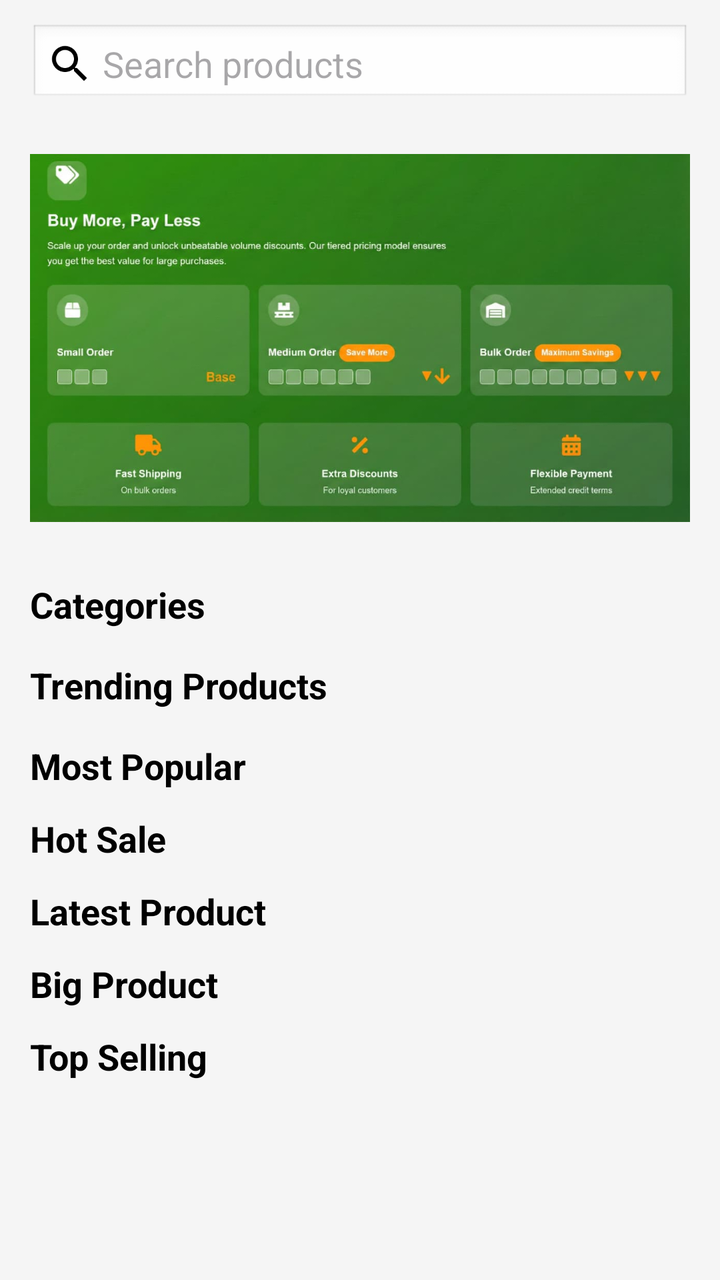
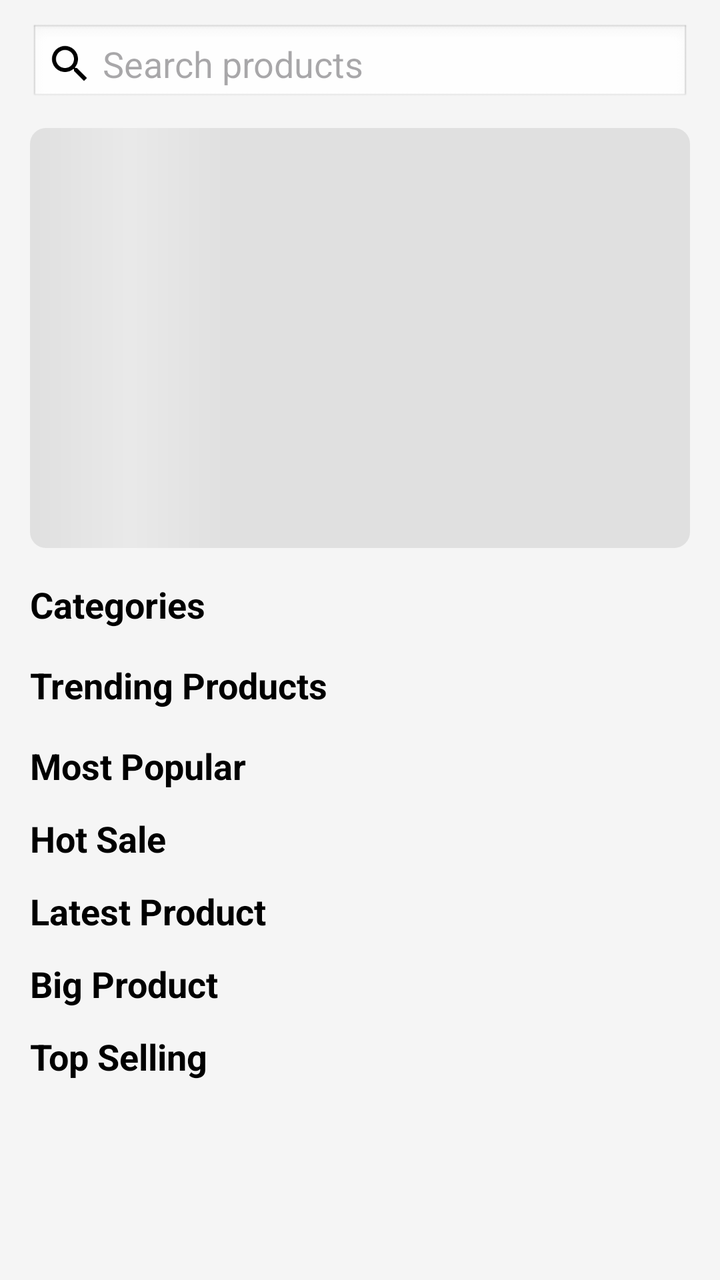

An Android layout rendered at two revisions. The XML below is the earlier revision; the diff shows what the commit changed to produce the second picture.
<!-- AndroidManifest.xml: application theme Theme.BulkAgrochem -->
<!-- res/layout/content_main.xml -->
<?xml version="1.0" encoding="utf-8"?>
<androidx.core.widget.NestedScrollView
    xmlns:android="http://schemas.android.com/apk/res/android"
    xmlns:app="http://schemas.android.com/apk/res-auto"
    xmlns:tools="http://schemas.android.com/tools"
    android:id="@+id/main"
    android:layout_width="match_parent"
    android:layout_height="match_parent"
    android:background="@color/app_background"
    android:fillViewport="true"
    tools:context=".MainActivity"
    tools:showIn="@layout/app_bar_main">

    <LinearLayout
        android:layout_width="match_parent"
        android:layout_height="wrap_content"
        android:orientation="vertical"
        android:paddingLeft="15dp"
        android:paddingRight="15dp">

        <EditText
            android:id="@+id/searchEditText"
            android:layout_width="match_parent"
            android:layout_height="40dp"
            android:layout_marginTop="12dp"
            android:background="@android:drawable/edit_text"
            android:drawableStart="@drawable/ic_search"
            android:hint=" Search products "
            android:imeOptions="actionSearch"
            android:inputType="text"
            android:padding="8dp"
            android:textColor="#000000" />

        <androidx.recyclerview.widget.RecyclerView
            android:id="@+id/rvSearchResults"
            android:layout_width="match_parent"
            android:layout_height="wrap_content"
            android:visibility="gone"
            app:layoutManager="androidx.recyclerview.widget.LinearLayoutManager" />

        

        <ImageView
            android:layout_width="match_parent"
            android:layout_height="210dp"
            android:layout_marginTop="12dp"
            android:contentDescription="Offer Banner"
            android:scaleType="fitCenter"
            android:src="@drawable/banner_one" />


        <TextView
            android:id="@+id/categories_title"
            android:layout_width="wrap_content"
            android:layout_height="wrap_content"
            android:layout_marginTop="16dp"
            android:text="Categories"
            android:textColor="@color/black"
            android:textSize="18sp"
            android:textStyle="bold" />

        <HorizontalScrollView
            android:id="@+id/skeleton_categories"
            android:layout_width="match_parent"
            android:layout_height="wrap_content"
            android:scrollbars="none"
            android:visibility="gone">
            <LinearLayout android:layout_width="wrap_content" android:layout_height="wrap_content" android:orientation="horizontal">
                <include layout="@layout/item_skeleton_category"/>
                <include layout="@layout/item_skeleton_category"/>
                <include layout="@layout/item_skeleton_category"/>
                <include layout="@layout/item_skeleton_category"/>
            </LinearLayout>
        </HorizontalScrollView>

        <androidx.recyclerview.widget.RecyclerView
            android:id="@+id/rvCategories"
            android:layout_width="match_parent"
            android:layout_height="wrap_content"
            android:orientation="horizontal"
            app:layoutManager="androidx.recyclerview.widget.LinearLayoutManager" />


        <TextView
            android:id="@+id/trending_products_title"
            android:layout_width="wrap_content"
            android:layout_height="wrap_content"
            android:layout_marginTop="16dp"
            android:text="Trending Products"
            android:textColor="@color/black"
            android:textSize="18sp"
            android:textStyle="bold" />

        <HorizontalScrollView
            android:id="@+id/skeleton_trending"
            android:layout_width="match_parent"
            android:layout_height="wrap_content"
            android:scrollbars="none"
            android:visibility="gone">
            <LinearLayout android:layout_width="wrap_content" android:layout_height="wrap_content" android:orientation="horizontal">
                <include layout="@layout/item_skeleton_product"/>
                <include layout="@layout/item_skeleton_product"/>
                <include layout="@layout/item_skeleton_product"/>
            </LinearLayout>
        </HorizontalScrollView>

        <androidx.recyclerview.widget.RecyclerView
            android:id="@+id/rvTrending"
            android:layout_width="match_parent"
            android:layout_height="wrap_content"
            android:orientation="horizontal"
            app:layoutManager="androidx.recyclerview.widget.LinearLayoutManager" />


        <TextView
            android:id="@+id/most_popular_title"
            android:layout_width="wrap_content"
            android:layout_height="wrap_content"
            android:layout_marginTop="16dp"
            android:text="Most Popular"
            android:textColor="@color/black"
            android:textSize="18sp"
            android:textStyle="bold" />

        <HorizontalScrollView
            android:id="@+id/skeleton_popular"
            android:layout_width="match_parent"
            android:layout_height="wrap_content"
            android:scrollbars="none"
            android:visibility="gone">
            <LinearLayout android:layout_width="wrap_content" android:layout_height="wrap_content" android:orientation="horizontal">
                <include layout="@layout/item_skeleton_product"/>
                <include layout="@layout/item_skeleton_product"/>
                <include layout="@layout/item_skeleton_product"/>
            </LinearLayout>
        </HorizontalScrollView>

        <androidx.recyclerview.widget.RecyclerView
            android:id="@+id/rvMostPopular"
            android:layout_width="match_parent"
            android:layout_height="wrap_content"
            android:orientation="horizontal"
            app:layoutManager="androidx.recyclerview.widget.LinearLayoutManager" />

        
        <TextView
            android:id="@+id/hot_sale_title"
            android:layout_width="wrap_content"
            android:layout_height="wrap_content"
            android:layout_marginTop="12dp"
            android:text="Hot Sale"
            android:textColor="@color/black"
            android:textSize="18sp"
            android:textStyle="bold" />

        <HorizontalScrollView
            android:id="@+id/skeleton_hotsale"
            android:layout_width="match_parent"
            android:layout_height="wrap_content"
            android:scrollbars="none"
            android:visibility="gone">
            <LinearLayout android:layout_width="wrap_content" android:layout_height="wrap_content" android:orientation="horizontal">
                <include layout="@layout/item_skeleton_product"/>
                <include layout="@layout/item_skeleton_product"/>
                <include layout="@layout/item_skeleton_product"/>
            </LinearLayout>
        </HorizontalScrollView>

        <androidx.recyclerview.widget.RecyclerView
            android:id="@+id/rvHotSale"
            android:layout_width="match_parent"
            android:layout_height="wrap_content"
            android:orientation="horizontal"
            app:layoutManager="androidx.recyclerview.widget.LinearLayoutManager" />

        
        <TextView
            android:id="@+id/txtLatestProduct"
            android:layout_width="wrap_content"
            android:layout_height="wrap_content"
            android:text="Latest Product"
            android:textSize="18sp"
            android:textStyle="bold"
            android:layout_marginTop="12dp"
            android:textColor="@color/black" />

        <HorizontalScrollView
            android:id="@+id/skeleton_latest"
            android:layout_width="match_parent"
            android:layout_height="wrap_content"
            android:scrollbars="none"
            android:visibility="gone">
            <LinearLayout android:layout_width="wrap_content" android:layout_height="wrap_content" android:orientation="horizontal">
                <include layout="@layout/item_skeleton_product"/>
                <include layout="@layout/item_skeleton_product"/>
                <include layout="@layout/item_skeleton_product"/>
            </LinearLayout>
        </HorizontalScrollView>

        <androidx.recyclerview.widget.RecyclerView
            android:id="@+id/rvLatestProduct"
            android:layout_width="match_parent"
            android:layout_height="wrap_content"
            android:orientation="horizontal"
            app:layoutManager="androidx.recyclerview.widget.LinearLayoutManager" />

        
        <TextView
            android:id="@+id/txtBigProduct"
            android:layout_width="wrap_content"
            android:layout_height="wrap_content"
            android:text="Big Product"
            android:textSize="18sp"
            android:textStyle="bold"
            android:layout_marginTop="12dp"
            android:textColor="@color/black" />

        <HorizontalScrollView
            android:id="@+id/skeleton_big"
            android:layout_width="match_parent"
            android:layout_height="wrap_content"
            android:scrollbars="none"
            android:visibility="gone">
            <LinearLayout android:layout_width="wrap_content" android:layout_height="wrap_content" android:orientation="horizontal">
                <include layout="@layout/item_skeleton_product"/>
                <include layout="@layout/item_skeleton_product"/>
                <include layout="@layout/item_skeleton_product"/>
            </LinearLayout>
        </HorizontalScrollView>

        <androidx.recyclerview.widget.RecyclerView
            android:id="@+id/rvBigProduct"
            android:layout_width="match_parent"
            android:layout_height="wrap_content"
            android:orientation="horizontal"
            app:layoutManager="androidx.recyclerview.widget.LinearLayoutManager" />

        
        <TextView
            android:id="@+id/txtTopSelling"
            android:layout_width="wrap_content"
            android:layout_height="wrap_content"
            android:text="Top Selling"
            android:textSize="18sp"
            android:textStyle="bold"
            android:layout_marginTop="12dp"
            android:textColor="@color/black" />

        <HorizontalScrollView
            android:id="@+id/skeleton_topselling"
            android:layout_width="match_parent"
            android:layout_height="wrap_content"
            android:scrollbars="none"
            android:visibility="gone">
            <LinearLayout android:layout_width="wrap_content" android:layout_height="wrap_content" android:orientation="horizontal">
                <include layout="@layout/item_skeleton_product"/>
                <include layout="@layout/item_skeleton_product"/>
                <include layout="@layout/item_skeleton_product"/>
            </LinearLayout>
        </HorizontalScrollView>

        
        <androidx.recyclerview.widget.RecyclerView
            android:id="@+id/rvTopSelling"
            android:layout_width="match_parent"
            android:layout_height="wrap_content"
            android:orientation="horizontal"
            app:layoutManager="androidx.recyclerview.widget.LinearLayoutManager" />

    </LinearLayout>

</androidx.core.widget.NestedScrollView>
<!-- res/layout/app_bar_main.xml (included above) -->
<?xml version="1.0" encoding="utf-8"?>
<androidx.coordinatorlayout.widget.CoordinatorLayout xmlns:android="http://schemas.android.com/apk/res/android"
    xmlns:app="http://schemas.android.com/apk/res-auto"
    xmlns:tools="http://schemas.android.com/tools"
    android:layout_width="match_parent"
    android:layout_height="match_parent"
    tools:context=".MainActivity">

    <include layout="@layout/content_main" />

    <com.google.android.material.floatingactionbutton.FloatingActionButton
        android:id="@+id/fabWhatsapp"
        android:layout_width="wrap_content"
        android:layout_height="wrap_content"
        android:layout_gravity="bottom|end"
        android:layout_marginEnd="16dp"
        android:layout_marginBottom="16dp"
        android:backgroundTint="#1EB312"
        app:maxImageSize="32dp"
        app:tint="@color/white"
        app:srcCompat="@drawable/ic_whatsapp" />

    <com.google.android.material.floatingactionbutton.FloatingActionButton
        android:id="@+id/Go_up"
        android:layout_width="wrap_content"
        android:layout_height="wrap_content"
        android:layout_gravity="bottom|end"
        android:layout_marginEnd="16dp"
        android:layout_marginBottom="76dp"
        android:backgroundTint="#009BB3"
        app:maxImageSize="40dp"
        app:tint="@color/white"
        app:srcCompat="@drawable/up_arrow_floation_btn_img" />

</androidx.coordinatorlayout.widget.CoordinatorLayout>
<!-- res/layout/item_skeleton_category.xml (included above) -->
<?xml version="1.0" encoding="utf-8"?>
<LinearLayout xmlns:android="http://schemas.android.com/apk/res/android"
    android:layout_width="wrap_content"
    android:layout_height="wrap_content"
    android:orientation="vertical"
    android:padding="8dp"
    android:gravity="center">

    <View
        android:layout_width="80dp"
        android:layout_height="80dp"
        android:background="@drawable/bg_skeleton" />

    <View
        android:layout_width="60dp"
        android:layout_height="12dp"
        android:layout_marginTop="8dp"
        android:background="@drawable/bg_skeleton" />

</LinearLayout>
<!-- res/layout/item_skeleton_product.xml (included above) -->
<?xml version="1.0" encoding="utf-8"?>
<androidx.cardview.widget.CardView xmlns:android="http://schemas.android.com/apk/res/android"
    xmlns:app="http://schemas.android.com/apk/res-auto"
    android:layout_width="150dp"
    android:layout_height="200dp"
    android:layout_margin="8dp"
    app:cardCornerRadius="8dp"
    app:cardElevation="2dp">

    <LinearLayout
        android:layout_width="match_parent"
        android:layout_height="match_parent"
        android:orientation="vertical"
        android:padding="8dp">

        <View
            android:layout_width="match_parent"
            android:layout_height="120dp"
            android:background="@drawable/bg_skeleton" />

        <View
            android:layout_width="match_parent"
            android:layout_height="16dp"
            android:layout_marginTop="8dp"
            android:background="@drawable/bg_skeleton" />

        <View
            android:layout_width="80dp"
            android:layout_height="14dp"
            android:layout_marginTop="4dp"
            android:background="@drawable/bg_skeleton" />

    </LinearLayout>
</androidx.cardview.widget.CardView>
<!-- resources referenced by this layout -->
<resources>
  <color name="app_background">#F5F5F5</color>
  <color name="black">#FF000000</color>
  <color name="white">#FFFFFFFF</color>
  <!-- drawable banner_one: jpeg bitmap (drawable, 45396 bytes) -->
  <!-- drawable bg_skeleton (drawable) -->
  <?xml version="1.0" encoding="utf-8"?>
  <shape xmlns:android="http://schemas.android.com/apk/res/android">
      <solid android:color="#E0E0E0" />
      <corners android:radius="4dp" />
  </shape>
  <!-- drawable ic_search (drawable) -->
  <vector xmlns:android="http://schemas.android.com/apk/res/android" 
      android:height="24dp" 
      android:tint="#000000" 
      android:viewportHeight="24" 
      android:viewportWidth="24" 
      android:width="24dp">
        
      <path android:fillColor="@android:color/white" 
            android:pathData="M15.5,14h-0.79l-0.28,-0.27C15.41,12.59 16,11.11 16,9.5 16,5.91 13.09,3 9.5,3S3,5.91 3,9.5 5.91,16 9.5,16c1.61,0 3.09,-0.59 4.23,-1.57l0.27,0.28v0.79l5,4.99L20.49,19l-4.99,-5zM9.5,14C7.01,14 5,11.99 5,9.5S7.01,5 9.5,5 14,7.01 14,9.5 11.99,14 9.5,14z"/>
      
  </vector>
  <!-- drawable up_arrow_floation_btn_img (drawable) -->
  <vector xmlns:android="http://schemas.android.com/apk/res/android"
      android:width="24dp"
      android:height="24dp"
      android:viewportWidth="24"
      android:viewportHeight="24"
      android:tint="@color/white">
      <path
          android:fillColor="@android:color/white"
          android:pathData="M4,12l1.41,1.41L11,7.83V20h2V7.83l5.58,5.59L20,12l-8,-8L4,12z" />
  </vector>
  <style name="Theme.BulkAgrochem" parent="Base.Theme.BulkAgrochem" />
  <style name="Base.Theme.BulkAgrochem" parent="Theme.Material3.DayNight.NoActionBar">
          
          <item name="colorPrimary">@color/colorPrimary</item>
          <item name="colorPrimaryVariant">@color/colorPrimaryDark</item>
          <item name="colorOnPrimary">@color/colorOnPrimary</item>
  
          <item name="android:windowBackground">@android:color/white</item>
          <item name="colorSurface">@android:color/white</item>
  
          
          <item name="android:statusBarColor">@android:color/white</item>
          <item name="android:windowLightStatusBar">true</item>
      </style>
  <color name="colorPrimary">@color/orange_brand</color>
  <color name="colorPrimaryDark">@color/black</color>
  <color name="colorOnPrimary">@color/white</color>
  <color name="orange_brand">#FF6A00</color>
  <!-- unchanged entries left out for length: 1 -->
</resources>

<!-- the commit's change to res/layout/content_main.xml (unified diff, before → after) -->
@@ -39,14 +39,33 @@
             app:layoutManager="androidx.recyclerview.widget.LinearLayoutManager" />
 
         
-
-        <ImageView
+        <FrameLayout
+            android:id="@+id/skeleton_banner"
             android:layout_width="match_parent"
             android:layout_height="210dp"
             android:layout_marginTop="12dp"
-            android:contentDescription="Offer Banner"
-            android:scaleType="fitCenter"
-            android:src="@drawable/banner_one" />
+            android:clipChildren="false"
+            android:clipToPadding="false"
+            android:visibility="visible">
+
+            <View
+                android:layout_width="match_parent"
+                android:layout_height="match_parent"
+                android:background="@drawable/banner_shimmer_bg" />
+
+            <View
+                android:layout_width="100dp"
+                android:layout_height="match_parent"
+                android:background="@drawable/shimmer_gradient" />
+        </FrameLayout>
+
+        
+        <androidx.viewpager2.widget.ViewPager2
+            android:id="@+id/bannerViewPager"
+            android:layout_width="match_parent"
+            android:layout_height="210dp"
+            android:layout_marginTop="12dp"
+            android:visibility="gone" />
 
 
         <TextView
@@ -78,6 +97,7 @@
             android:layout_width="match_parent"
             android:layout_height="wrap_content"
             android:orientation="horizontal"
+            android:visibility="gone"
             app:layoutManager="androidx.recyclerview.widget.LinearLayoutManager" />
 
 
@@ -109,6 +129,7 @@
             android:layout_width="match_parent"
             android:layout_height="wrap_content"
             android:orientation="horizontal"
+            android:visibility="gone"
             app:layoutManager="androidx.recyclerview.widget.LinearLayoutManager" />
 
 
@@ -140,6 +161,7 @@
             android:layout_width="match_parent"
             android:layout_height="wrap_content"
             android:orientation="horizontal"
+            android:visibility="gone"
             app:layoutManager="androidx.recyclerview.widget.LinearLayoutManager" />
 
         
@@ -171,6 +193,7 @@
             android:layout_width="match_parent"
             android:layout_height="wrap_content"
             android:orientation="horizontal"
+            android:visibility="gone"
             app:layoutManager="androidx.recyclerview.widget.LinearLayoutManager" />
 
         
@@ -202,6 +225,7 @@
             android:layout_width="match_parent"
             android:layout_height="wrap_content"
             android:orientation="horizontal"
+            android:visibility="gone"
             app:layoutManager="androidx.recyclerview.widget.LinearLayoutManager" />
 
         
@@ -233,6 +257,7 @@
             android:layout_width="match_parent"
             android:layout_height="wrap_content"
             android:orientation="horizontal"
+            android:visibility="gone"
             app:layoutManager="androidx.recyclerview.widget.LinearLayoutManager" />
 
         
@@ -265,6 +290,7 @@
             android:layout_width="match_parent"
             android:layout_height="wrap_content"
             android:orientation="horizontal"
+            android:visibility="gone"
             app:layoutManager="androidx.recyclerview.widget.LinearLayoutManager" />
 
     </LinearLayout>
<!-- resource entries referenced after the edit -->
@@ -3,7 +3,12 @@
   <color name="app_background">#F5F5F5</color>
   <color name="black">#FF000000</color>
   <color name="white">#FFFFFFFF</color>
-  <!-- drawable banner_one: jpeg bitmap (drawable, 45396 bytes) -->
+  <!-- drawable banner_shimmer_bg (drawable) -->
+  <?xml version="1.0" encoding="utf-8"?>
+  <shape xmlns:android="http://schemas.android.com/apk/res/android">
+      <corners android:radius="8dp" />
+      <solid android:color="#E0E0E0" />
+  </shape>
   <!-- drawable bg_skeleton (drawable) -->
   <?xml version="1.0" encoding="utf-8"?>
   <shape xmlns:android="http://schemas.android.com/apk/res/android">
@@ -22,6 +27,15 @@
             android:pathData="M15.5,14h-0.79l-0.28,-0.27C15.41,12.59 16,11.11 16,9.5 16,5.91 13.09,3 9.5,3S3,5.91 3,9.5 5.91,16 9.5,16c1.61,0 3.09,-0.59 4.23,-1.57l0.27,0.28v0.79l5,4.99L20.49,19l-4.99,-5zM9.5,14C7.01,14 5,11.99 5,9.5S7.01,5 9.5,5 14,7.01 14,9.5 11.99,14 9.5,14z"/>
       
   </vector>
+  <!-- drawable shimmer_gradient (drawable) -->
+  <?xml version="1.0" encoding="utf-8"?>
+  <shape xmlns:android="http://schemas.android.com/apk/res/android">
+      <gradient
+          android:startColor="#00FFFFFF"
+          android:centerColor="#4DFFFFFF"
+          android:endColor="#00FFFFFF"
+          android:angle="0" />
+  </shape>
   <!-- drawable up_arrow_floation_btn_img (drawable) -->
   <vector xmlns:android="http://schemas.android.com/apk/res/android"
       android:width="24dp"
